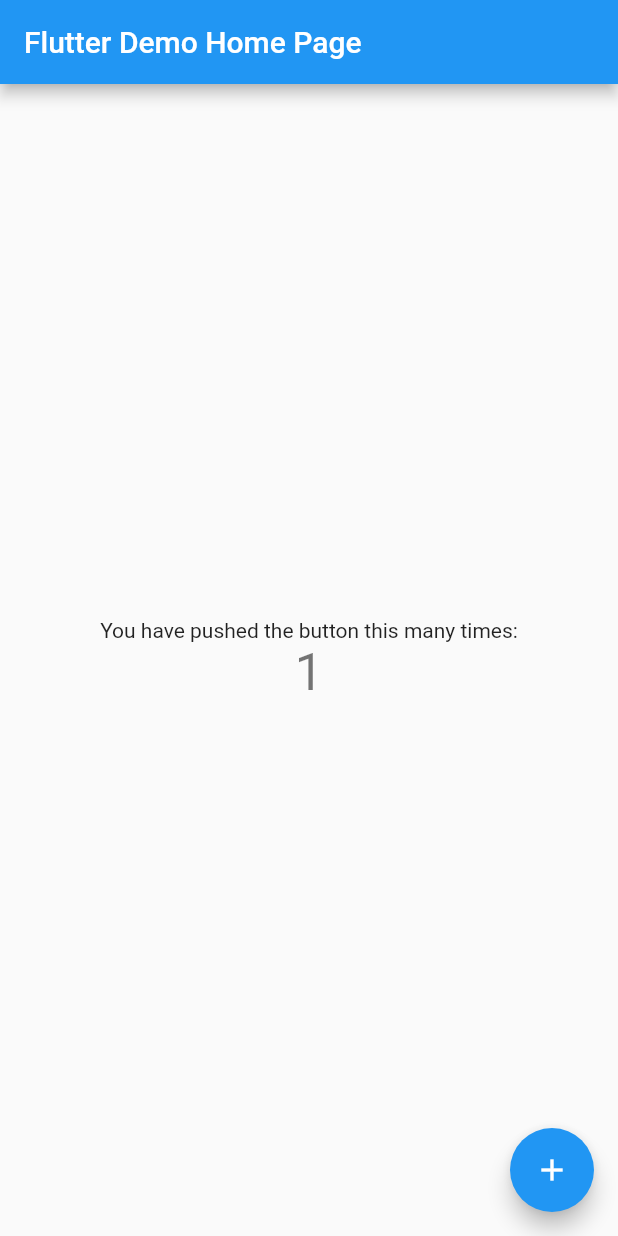
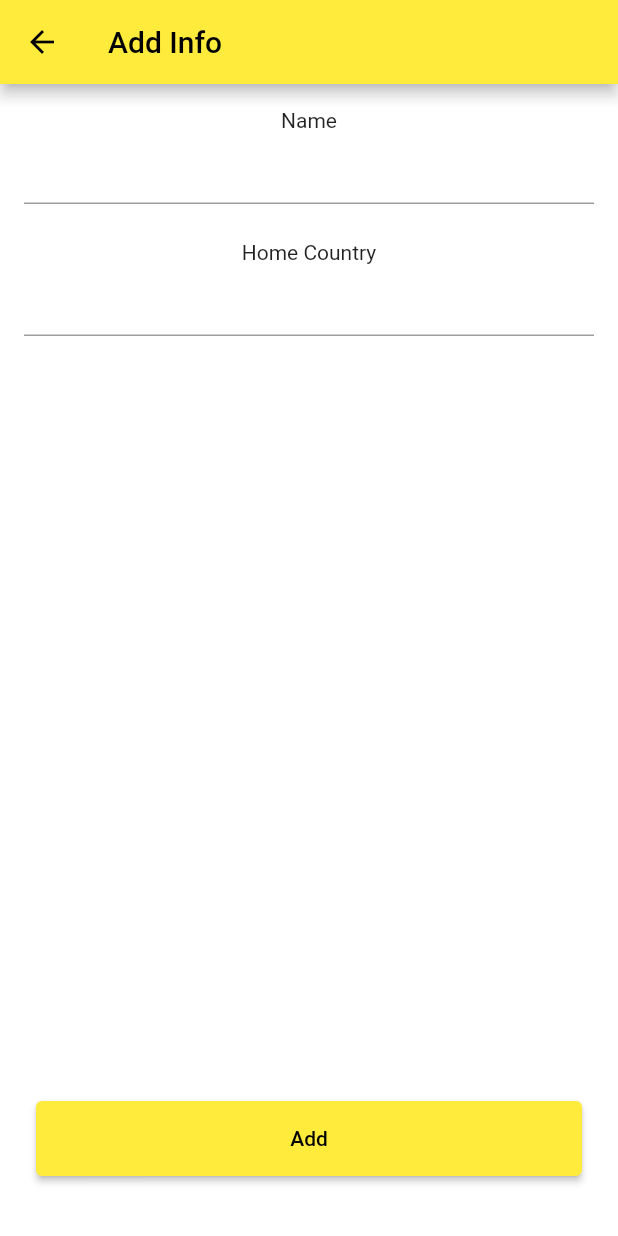
Before and after one commit to tangminhtin/flutter_hive, a Flutter app: the screen it shows after launch, after a tap on the "add" icon, on a phone screen of 412 x 824 dp. Run offline on Flutter 3.47's test engine with Material 2 defaults, Android fonts, the phone set to English and light mode, and no system bars; our stand-ins replace hive, hive_flutter; accounts and stored records are empty.

Commit message:
Flutter Hive

```diff
--- a/lib/main.dart
+++ b/lib/main.dart
@@ -1,115 +1,33 @@
 import 'package:flutter/material.dart';
+import 'package:flutter_hive/models/person.dart';
+import 'package:flutter_hive/screens/info_screen.dart';
+import 'package:hive_flutter/hive_flutter.dart';
 
-void main() {
+void main() async {
+  /// Initialize hive
+  await Hive.initFlutter();
+
+  /// Registering the adapter
+  Hive.registerAdapter(PersonAdapter());
+
+  /// Open the peopleBox
+  await Hive.openBox('peopleBox');
+
   runApp(const MyApp());
 }
 
 class MyApp extends StatelessWidget {
   const MyApp({super.key});
 
-  // This widget is the root of your application.
   @override
   Widget build(BuildContext context) {
     return MaterialApp(
-      title: 'Flutter Demo',
+      title: 'Flutter Hive',
       theme: ThemeData(
-        // This is the theme of your application.
-        //
-        // Try running your application with "flutter run". You'll see the
-        // application has a blue toolbar. Then, without quitting the app, try
-        // changing the primarySwatch below to Colors.green and then invoke
-        // "hot reload" (press "r" in the console where you ran "flutter run",
-        // or simply save your changes to "hot reload" in a Flutter IDE).
-        // Notice that the counter didn't reset back to zero; the application
-        // is not restarted.
-        primarySwatch: Colors.blue,
+        primarySwatch: Colors.yellow,
       ),
-      home: const MyHomePage(title: 'Flutter Demo Home Page'),
+      debugShowCheckedModeBanner: false,
+      home: const InfoScreen(),
     );
   }
 }
-
-class MyHomePage extends StatefulWidget {
-  const MyHomePage({super.key, required this.title});
-
-  // This widget is the home page of your application. It is stateful, meaning
-  // that it has a State object (defined below) that contains fields that affect
-  // how it looks.
-
-  // This class is the configuration for the state. It holds the values (in this
-  // case the title) provided by the parent (in this case the App widget) and
-  // used by the build method of the State. Fields in a Widget subclass are
-  // always marked "final".
-
-  final String title;
-
-  @override
-  State<MyHomePage> createState() => _MyHomePageState();
-}
-
-class _MyHomePageState extends State<MyHomePage> {
-  int _counter = 0;
-
-  void _incrementCounter() {
-    setState(() {
-      // This call to setState tells the Flutter framework that something has
-      // changed in this State, which causes it to rerun the build method below
-      // so that the display can reflect the updated values. If we changed
-      // _counter without calling setState(), then the build method would not be
-      // called again, and so nothing would appear to happen.
-      _counter++;
-    });
-  }
-
-  @override
-  Widget build(BuildContext context) {
-    // This method is rerun every time setState is called, for instance as done
-    // by the _incrementCounter method above.
-    //
-    // The Flutter framework has been optimized to make rerunning build methods
-    // fast, so that you can just rebuild anything that needs updating rather
-    // than having to individually change instances of widgets.
-    return Scaffold(
-      appBar: AppBar(
-        // Here we take the value from the MyHomePage object that was created by
-        // the App.build method, and use it to set our appbar title.
-        title: Text(widget.title),
-      ),
-      body: Center(
-        // Center is a layout widget. It takes a single child and positions it
-        // in the middle of the parent.
-        child: Column(
-          // Column is also a layout widget. It takes a list of children and
-          // arranges them vertically. By default, it sizes itself to fit its
-          // children horizontally, and tries to be as tall as its parent.
-          //
-          // Invoke "debug painting" (press "p" in the console, choose the
-          // "Toggle Debug Paint" action from the Flutter Inspector in Android
-          // Studio, or the "Toggle Debug Paint" command in Visual Studio Code)
-          // to see the wireframe for each widget.
-          //
-          // Column has various properties to control how it sizes itself and
-          // how it positions its children. Here we use mainAxisAlignment to
-          // center the children vertically; the main axis here is the vertical
-          // axis because Columns are vertical (the cross axis would be
-          // horizontal).
-          mainAxisAlignment: MainAxisAlignment.center,
-          children: <Widget>[
-            const Text(
-              'You have pushed the button this many times:',
-            ),
-            Text(
-              '$_counter',
-              style: Theme.of(context).textTheme.headline4,
-            ),
-          ],
-        ),
-      ),
-      floatingActionButton: FloatingActionButton(
-        onPressed: _incrementCounter,
-        tooltip: 'Increment',
-        child: const Icon(Icons.add),
-      ), // This trailing comma makes auto-formatting nicer for build methods.
-    );
-  }
-}
--- /dev/null
+++ b/lib/models/person.dart
@@ -0,0 +1,16 @@
+import 'package:hive/hive.dart';
+part 'person.g.dart';
+
+@HiveType(typeId: 1)
+class Person {
+  @HiveField(0)
+  final String name;
+
+  @HiveField(1)
+  final String country;
+
+  Person({
+    required this.name,
+    required this.country,
+  });
+}
--- /dev/null
+++ b/lib/screens/add_screen.dart
@@ -0,0 +1,25 @@
+import 'package:flutter/material.dart';
+import 'package:flutter_hive/utils/add_person_form.dart';
+
+class AddScreen extends StatefulWidget {
+  const AddScreen({super.key});
+
+  @override
+  State<AddScreen> createState() => _AddScreenState();
+}
+
+class _AddScreenState extends State<AddScreen> {
+  @override
+  Widget build(BuildContext context) {
+    return Scaffold(
+      backgroundColor: Colors.white,
+      appBar: AppBar(
+        title: const Text('Add Info'),
+      ),
+      body: const Padding(
+        padding: EdgeInsets.all(16),
+        child: AddPersonForm(),
+      ),
+    );
+  }
+}
--- /dev/null
+++ b/lib/screens/info_screen.dart
@@ -0,0 +1,94 @@
+import 'package:flutter/material.dart';
+import 'package:flutter_hive/models/person.dart';
+import 'package:flutter_hive/screens/add_screen.dart';
+import 'package:flutter_hive/screens/update_screen.dart';
+import 'package:hive_flutter/hive_flutter.dart';
+
+class InfoScreen extends StatefulWidget {
+  const InfoScreen({super.key});
+
+  @override
+  State<InfoScreen> createState() => _InfoScreenState();
+}
+
+class _InfoScreenState extends State<InfoScreen> {
+  late final Box contactBox;
+
+  /// Delete info from people box
+  void _deleteInfo(int index) async {
+    contactBox.deleteAt(index);
+    print('Item deleted from box at index: $index');
+  }
+
+  @override
+  void initState() {
+    super.initState();
+
+    /// Get reference to an already opened box
+    contactBox = Hive.box('peopleBox');
+  }
+
+  @override
+  void dispose() {
+    /// Closes all Hive boxes
+    Hive.close();
+    super.dispose();
+  }
+
+  @override
+  Widget build(BuildContext context) {
+    return Scaffold(
+      appBar: AppBar(
+        title: const Text('People Info'),
+      ),
+      floatingActionButton: FloatingActionButton(
+        onPressed: () => Navigator.of(context).push(
+          MaterialPageRoute(
+            builder: (_) => const AddScreen(),
+          ),
+        ),
+        child: const Icon(Icons.add),
+      ),
+      body: ValueListenableBuilder(
+        valueListenable: contactBox.listenable(),
+        builder: (BuildContext context, Box box, Widget? widget) {
+          if (box.isEmpty) {
+            return const Center(
+              child: Text('Empty'),
+            );
+          } else {
+            return ListView.builder(
+              itemCount: box.length,
+              itemBuilder: (context, index) {
+                final currentBox = box;
+                final Person personData = currentBox.getAt(index);
+
+                return InkWell(
+                  onTap: () => Navigator.of(context).push(
+                    MaterialPageRoute(
+                      builder: (_) => UpdateScreen(
+                        index: index,
+                        person: personData,
+                      ),
+                    ),
+                  ),
+                  child: ListTile(
+                    title: Text(personData.name),
+                    subtitle: Text(personData.country),
+                    trailing: IconButton(
+                      onPressed: () => _deleteInfo(index),
+                      icon: const Icon(
+                        Icons.delete,
+                        color: Colors.red,
+                      ),
+                    ),
+                  ),
+                );
+              },
+            );
+          }
+        },
+      ),
+    );
+  }
+}
--- /dev/null
+++ b/lib/utils/add_person_form.dart
@@ -0,0 +1,87 @@
+import 'package:flutter/material.dart';
+import 'package:flutter_hive/models/person.dart';
+import 'package:hive/hive.dart';
+
+class AddPersonForm extends StatefulWidget {
+  const AddPersonForm({super.key});
+
+  @override
+  State<AddPersonForm> createState() => _AddPersonFormState();
+}
+
+class _AddPersonFormState extends State<AddPersonForm> {
+  final _nameController = TextEditingController();
+  final _countryController = TextEditingController();
+  final _personFormKey = GlobalKey<FormState>();
+
+  late final Box box;
+
+  @override
+  void initState() {
+    super.initState();
+
+    /// Get reference to an already opened box
+    box = Hive.box('peopleBox');
+  }
+
+  /// Add info to people box
+  void _addInfo() async {
+    Person newPerson = Person(
+      name: _nameController.text,
+      country: _countryController.text,
+    );
+
+    box.add(newPerson);
+    print('Info added to box!');
+  }
+
+  /// Validator field
+  String? _fieldValidator(String? value) {
+    if (value == null || value.isEmpty) {
+      return 'Field can\'t be empty';
+    }
+
+    return null;
+  }
+
+  @override
+  Widget build(BuildContext context) {
+    return Form(
+      key: _personFormKey,
+      child: Column(
+        children: [
+          const Text('Name'),
+          TextFormField(
+            controller: _nameController,
+            validator: _fieldValidator,
+          ),
+          const SizedBox(
+            height: 24.0,
+          ),
+          const Text('Home Country'),
+          TextFormField(
+            controller: _countryController,
+            validator: _fieldValidator,
+          ),
+          const Spacer(),
+          Padding(
+            padding: const EdgeInsets.fromLTRB(8.0, 0.0, 8.0, 24.0),
+            child: SizedBox(
+              width: double.maxFinite,
+              height: 50,
+              child: ElevatedButton(
+                onPressed: () {
+                  if (_personFormKey.currentState!.validate()) {
+                    _addInfo();
+                    Navigator.of(context).pop();
+                  }
+                },
+                child: const Text('Add'),
+              ),
+            ),
+          ),
+        ],
+      ),
+    );
+  }
+}
```
Also changed, not shown: lib/screens/update_screen.dart (added, +36 -0 lines), lib/utils/update_person_form.dart (added, +97 -0 lines), pubspec.yaml (+6 -4 lines), lib/models/person.g.dart (added), pubspec.lock, 11 other files.
